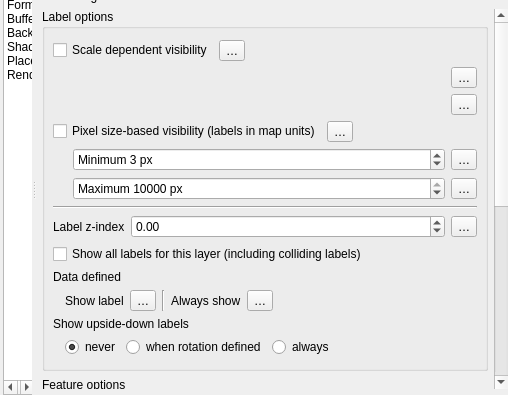
First picture: the form in src/ui/qgstextformatwidgetbase.ui, repository qgis/QGIS, before the edit; both pictures show x 0 to 508 and y 205 to 600 of the 508 by 600 pixel window.
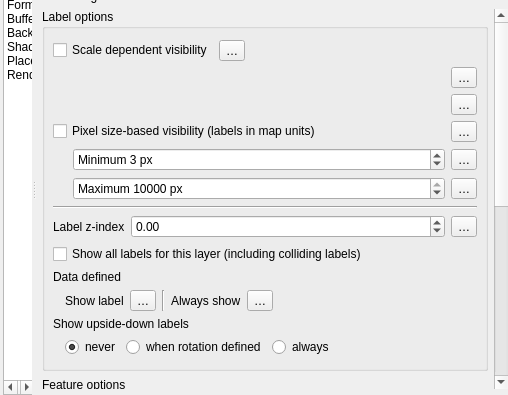
Second picture: the form after the edit. The open tabs and pages were chosen to show the change. Icons and pictures are not drawn. Custom widgets are drawn as their Qt base class.

Commit message: Right align pixel size-based visibility DD button

Patch:
```diff
--- a/src/ui/qgstextformatwidgetbase.ui
+++ b/src/ui/qgstextformatwidgetbase.ui
@@ -5467,39 +5467,6 @@
                            <property name="verticalSpacing">
                             <number>6</number>
                            </property>
-                           <item row="0" column="0">
-                            <widget class="QCheckBox" name="mFontLimitPixelChkBox">
-                             <property name="sizePolicy">
-                              <sizepolicy hsizetype="Maximum" vsizetype="Fixed">
-                               <horstretch>0</horstretch>
-                               <verstretch>0</verstretch>
-                              </sizepolicy>
-                             </property>
-                             <property name="text">
-                              <string>Pixel size-based visibility (labels in map units)</string>
-                             </property>
-                            </widget>
-                           </item>
-                           <item row="0" column="1">
-                            <widget class="QgsPropertyOverrideButton" name="mFontLimitPixelDDBtn">
-                             <property name="text">
-                              <string>…</string>
-                             </property>
-                            </widget>
-                           </item>
-                           <item row="0" column="2">
-                            <spacer name="horizontalSpacer_6">
-                             <property name="orientation">
-                              <enum>Qt::Horizontal</enum>
-                             </property>
-                             <property name="sizeHint" stdset="0">
-                              <size>
-                               <width>0</width>
-                               <height>20</height>
-                              </size>
-                             </property>
-                            </spacer>
-                           </item>
                            <item row="1" column="0" colspan="3">
                             <widget class="QFrame" name="mFontLimitPixelFrame">
                              <property name="frameShape">
@@ -5600,6 +5567,26 @@
                              </layout>
                             </widget>
                            </item>
+                           <item row="0" column="2">
+                            <widget class="QgsPropertyOverrideButton" name="mFontLimitPixelDDBtn">
+                             <property name="text">
+                              <string>…</string>
+                             </property>
+                            </widget>
+                           </item>
+                           <item row="0" column="0" colspan="2">
+                            <widget class="QCheckBox" name="mFontLimitPixelChkBox">
+                             <property name="sizePolicy">
+                              <sizepolicy hsizetype="Maximum" vsizetype="Fixed">
+                               <horstretch>0</horstretch>
+                               <verstretch>0</verstretch>
+                              </sizepolicy>
+                             </property>
+                             <property name="text">
+                              <string>Pixel size-based visibility (labels in map units)</string>
+                             </property>
+                            </widget>
+                           </item>
                           </layout>
                          </item>
                          <item>
```
Left out of the diff: 15 changed lines with no effect on the pictures.
